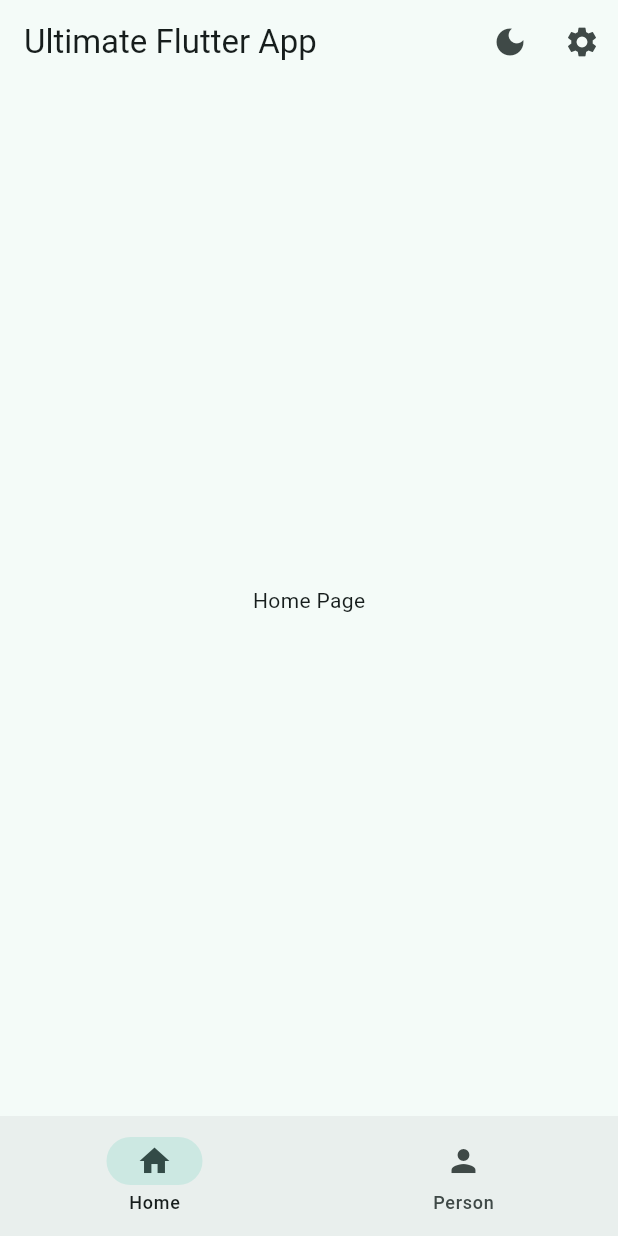
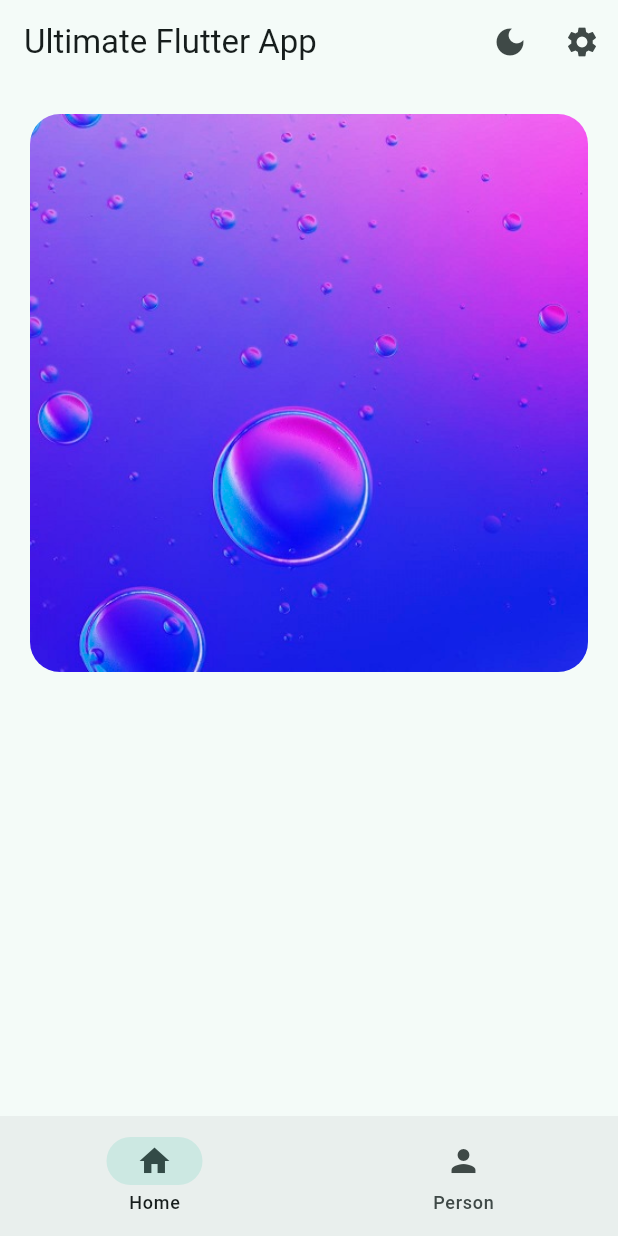
Before and after one commit to macwindow10/ultimate_flutter_app, a Flutter app: the screen it shows after launch, after a tap on "Login", on a phone screen of 412 x 824 dp. Run offline on Flutter 3.47's test engine with Material 3 defaults, Android fonts, the phone set to English and light mode, and no system bars.

Commit message:
hero widget

```diff
--- a/lib/main.dart
+++ b/lib/main.dart
@@ -1,7 +1,7 @@
 import 'package:flutter/material.dart';
 import 'package:ultimate_flutter_app/data/notifiers.dart';
 import 'package:ultimate_flutter_app/views/pages/welcome_page.dart';
-import 'package:ultimate_flutter_app/views/widget_tree.dart';
+// import 'package:ultimate_flutter_app/views/widget_tree.dart';
 
 void main() {
   runApp(const MyApp());
--- a/lib/views/pages/home_page.dart
+++ b/lib/views/pages/home_page.dart
@@ -1,12 +1,14 @@
 import 'package:flutter/material.dart';
+import 'package:ultimate_flutter_app/views/widgets/hero_widget.dart';
 
 class HomePage extends StatelessWidget {
   const HomePage({super.key});
 
   @override
   Widget build(BuildContext context) {
-    return const Center(
-      child: Text('Home Page'),
+    return Padding(
+      padding: EdgeInsets.all(20.0),
+      child: Column(children: [HeroWidget()]),
     );
   }
 }
--- a/lib/views/pages/welcome_page.dart
+++ b/lib/views/pages/welcome_page.dart
@@ -1,5 +1,6 @@
 import 'package:flutter/material.dart';
 import 'package:ultimate_flutter_app/views/widget_tree.dart';
+import 'package:ultimate_flutter_app/views/widgets/hero_widget.dart';
 
 class WelcomePage extends StatelessWidget {
   const WelcomePage({super.key});
@@ -10,10 +11,7 @@ class WelcomePage extends StatelessWidget {
       body: Padding(
         padding: const EdgeInsets.all(20.0),
         child: Column(mainAxisAlignment: MainAxisAlignment.center, children: [
-          ClipRRect(
-            borderRadius: BorderRadius.circular(20.0),
-            child: Image.asset('assets/images/bg.jpg'),
-          ),
+          HeroWidget(),
           FilledButton(
               onPressed: () {
                 Navigator.pushReplacement(context, MaterialPageRoute(
--- /dev/null
+++ b/lib/views/widgets/hero_widget.dart
@@ -0,0 +1,16 @@
+import 'package:flutter/material.dart';
+
+class HeroWidget extends StatelessWidget {
+  const HeroWidget({super.key});
+
+  @override
+  Widget build(BuildContext context) {
+    return Hero(
+      tag: 'hero1',
+      child: ClipRRect(
+        borderRadius: BorderRadius.circular(20.0),
+        child: Image.asset('assets/images/bg.jpg'),
+      ),
+    );
+  }
+}
```
Also changed, not shown: lib/views/pages/profile_page.dart (+17 -2 lines).
